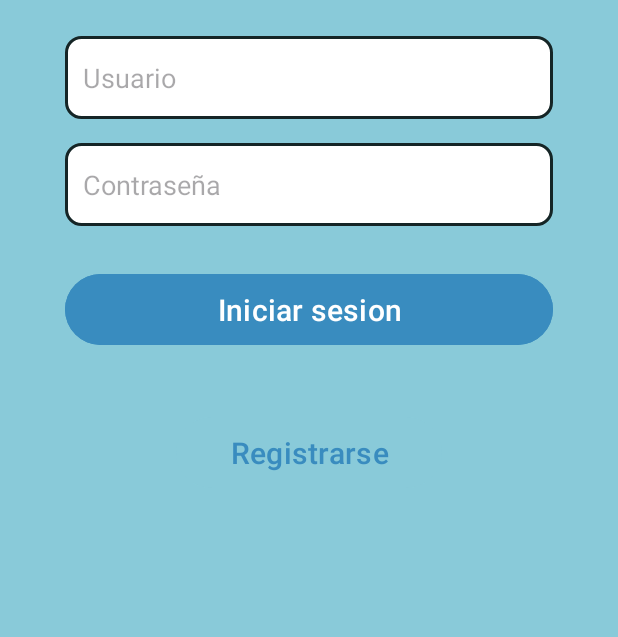
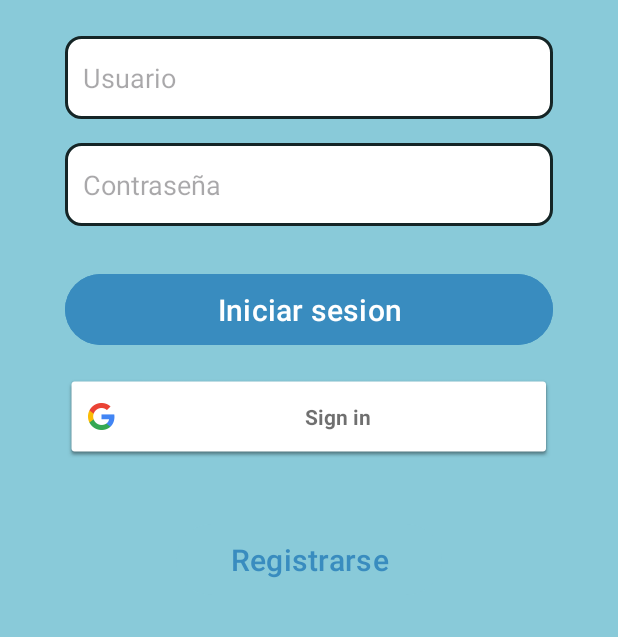
Before and after one commit to caobandoc/tienda-android-ucompensar, an Android app built with Jetpack Compose: the screen it shows after launch (LoginActivity), on a phone screen of 412 x 824 dp, the part 492-1129 px from its top. Run offline under Robolectric (Android 15) with nearby library versions, the phone set to English and light mode, and no system bars.

Commit message:
Login old version

```diff
--- a/app/build.gradle.kts
+++ b/app/build.gradle.kts
@@ -56,6 +56,8 @@ dependencies {
     implementation(libs.androidx.material3)
     implementation(libs.glide)
 
+    implementation(libs.google.play.services.auth)
+
     kapt(libs.glide)
 
     testImplementation(libs.junit)
--- a/app/src/main/AndroidManifest.xml
+++ b/app/src/main/AndroidManifest.xml
@@ -3,6 +3,7 @@
     xmlns:tools="http://schemas.android.com/tools">
 
     <uses-permission android:name="android.permission.INTERNET" />
+    <uses-permission android:name="android.permission.ACCESS_NETWORK_STATE"/>
 
     <application
         android:allowBackup="true"
--- a/app/src/main/java/com/example/compensarshop/ui/auth/login/LoginActivity.kt
+++ b/app/src/main/java/com/example/compensarshop/ui/auth/login/LoginActivity.kt
@@ -2,30 +2,90 @@ package com.example.compensarshop.ui.auth.login
 
 import android.content.Intent
 import android.os.Bundle
+import android.util.Log
 import android.widget.Button
+import android.widget.Toast
 import androidx.appcompat.app.AppCompatActivity
 import com.example.compensarshop.R
 import com.example.compensarshop.ui.app.products.ProductListActivity
 import com.example.compensarshop.ui.auth.register.RegisterActivity
+import com.google.android.gms.auth.api.signin.GoogleSignIn
+import com.google.android.gms.auth.api.signin.GoogleSignInAccount
+import com.google.android.gms.auth.api.signin.GoogleSignInClient
+import com.google.android.gms.auth.api.signin.GoogleSignInOptions
+import com.google.android.gms.common.SignInButton
+import com.google.android.gms.common.api.ApiException
+import com.google.android.gms.tasks.Task
 
 class LoginActivity : AppCompatActivity(){
+
+    private lateinit var btnLogin: Button
+    private lateinit var btnRegister: Button
+    private lateinit var btnGoogleSignIn: SignInButton
+    private lateinit var googleSignInClient: GoogleSignInClient
+    private val RC_SIGN_IN = 123
+    private val TAG = "GoogleSignIn"
+
     override fun onCreate(savedInstanceState: Bundle?) {
         super.onCreate(savedInstanceState)
         setContentView(R.layout.activity_login)
 
-        val loginButton: Button = findViewById(R.id.btn_login)
-        val registerButton: Button = findViewById(R.id.btn_register)
+        btnLogin = findViewById(R.id.btn_login)
+        btnRegister = findViewById(R.id.btn_register)
+        btnGoogleSignIn = findViewById(R.id.btn_google_sign_in)
 
-        loginButton.setOnClickListener {
-            val intent = Intent(this, ProductListActivity::class.java)
-            startActivity(intent)
+        //Configurar Google Sign In
+        val gso = GoogleSignInOptions.Builder(GoogleSignInOptions.DEFAULT_SIGN_IN)
+            .requestEmail()
+            .build()
+
+        googleSignInClient = GoogleSignIn.getClient(this, gso)
+
+
+        btnLogin.setOnClickListener {
+            navigateToProductList()
         }
 
-        registerButton.setOnClickListener {
+        btnRegister.setOnClickListener {
             val intent = Intent(this, RegisterActivity::class.java)
             startActivity(intent)
         }
 
+        btnGoogleSignIn.setOnClickListener {
+            signIn()
+        }
+
+    }
+
+    private fun signIn() {
+        val signInIntent = googleSignInClient.signInIntent
+        startActivityForResult(signInIntent, RC_SIGN_IN)
+    }
+
+    override fun onActivityResult(requestCode: Int, resultCode: Int, data: Intent?) {
+        super.onActivityResult(requestCode, resultCode, data)
+
+        if (requestCode == RC_SIGN_IN) {
+            val task = GoogleSignIn.getSignedInAccountFromIntent(data)
+            handleSignInResult(task)
+        }
+    }
+
+    private fun handleSignInResult(completedTask: Task<GoogleSignInAccount>) {
+        try {
+            val account = completedTask.getResult(ApiException::class.java)
+            // Inicio de sesión exitoso, redirigir a la pantalla principal
+            navigateToProductList()
+        } catch (e: ApiException) {
+            // Error en el inicio de sesión
+            Log.w(TAG, "signInResult:failed code=" + e.statusCode)
+            Toast.makeText(this, "Error en el inicio de sesión con Google", Toast.LENGTH_SHORT).show()
+        }
+    }
+
+    private fun navigateToProductList() {
+        val intent = Intent(this, ProductListActivity::class.java)
+        startActivity(intent)
     }
 
 }
--- a/app/src/main/res/layout/activity_login.xml
+++ b/app/src/main/res/layout/activity_login.xml
@@ -74,6 +74,15 @@
         app:layout_constraintStart_toStartOf="parent"
         app:layout_constraintTop_toBottomOf="@+id/et_password" />
 
+    <com.google.android.gms.common.SignInButton
+        android:id="@+id/btn_google_sign_in"
+        android:layout_width="325dp"
+        android:layout_height="55dp"
+        android:layout_marginTop="16dp"
+        app:layout_constraintEnd_toEndOf="parent"
+        app:layout_constraintStart_toStartOf="parent"
+        app:layout_constraintTop_toBottomOf="@+id/btn_login" />
+
     <Button
         android:id="@+id/btn_register"
         android:layout_width="177dp"
@@ -87,6 +96,6 @@
         android:textStyle="normal"
         app:layout_constraintEnd_toEndOf="parent"
         app:layout_constraintStart_toStartOf="parent"
-        app:layout_constraintTop_toBottomOf="@+id/btn_login" />
+        app:layout_constraintTop_toBottomOf="@+id/btn_google_sign_in" />
 
 </androidx.constraintlayout.widget.ConstraintLayout>
--- a/gradle/libs.versions.toml
+++ b/gradle/libs.versions.toml
@@ -1,5 +1,5 @@
 [versions]
-agp = "8.9.1"
+agp = "8.10.0"
 kotlin = "2.0.21"
 coreKtx = "1.16.0"
 junit = "4.13.2"
@@ -13,6 +13,7 @@ lifecycleRuntimeKtx = "2.8.7"
 activityCompose = "1.10.1"
 composeBom = "2025.04.00"
 glide = "4.16.0"
+playServicesAuth = "21.3.0"
 
 [libraries]
 androidx-core-ktx = { group = "androidx.core", name = "core-ktx", version.ref = "coreKtx" }
@@ -34,6 +35,7 @@ androidx-ui-test-manifest = { group = "androidx.compose.ui", name = "ui-test-man
 androidx-ui-test-junit4 = { group = "androidx.compose.ui", name = "ui-test-junit4" }
 androidx-material3 = { group = "androidx.compose.material3", name = "material3" }
 glide = { group = "com.github.bumptech.glide", name = "glide", version.ref = "glide"}
+google-play-services-auth = { group = "com.google.android.gms", name = "play-services-auth", version.ref = "playServicesAuth" }
 
 [plugins]
 android-application = { id = "com.android.application", version.ref = "agp" }
```
